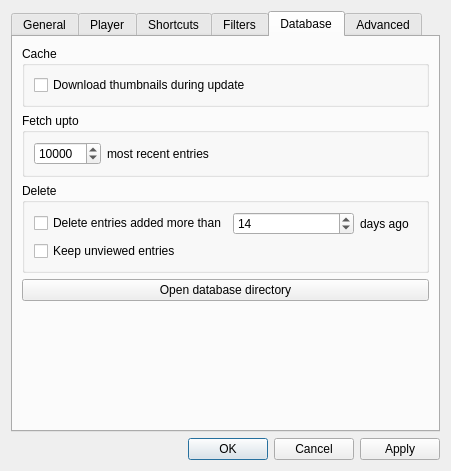
Qt form rss_tube/gui/designs/widget_settings.ui (seird/rsstube) before a commit.
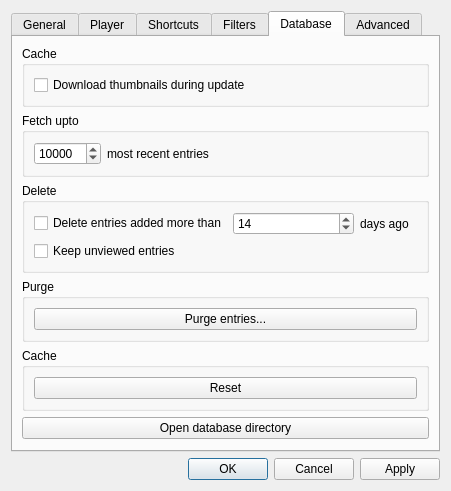
The same form after that commit. The open tabs and pages were chosen to show the change.

The edit to the form file:
```diff
--- a/rss_tube/gui/designs/widget_settings.ui
+++ b/rss_tube/gui/designs/widget_settings.ui
@@ -7,7 +7,7 @@
     <x>0</x>
     <y>0</y>
     <width>451</width>
-    <height>424</height>
+    <height>442</height>
    </rect>
   </property>
   <property name="windowTitle">
@@ -486,7 +486,7 @@
         </widget>
        </item>
        <item>
-        <widget class="QGroupBox" name="groupBox_9">
+        <widget class="QGroupBox" name="groupbox_delete_entries">
          <property name="title">
           <string>Delete</string>
          </property>
@@ -543,6 +543,38 @@
          </layout>
         </widget>
        </item>
+       <item>
+        <widget class="QGroupBox" name="groupBox_2">
+         <property name="title">
+          <string>Purge</string>
+         </property>
+         <layout class="QGridLayout" name="gridLayout_8">
+          <item row="0" column="0">
+           <widget class="QPushButton" name="pb_purge_entries">
+            <property name="text">
+             <string>Purge entries...</string>
+            </property>
+           </widget>
+          </item>
+         </layout>
+        </widget>
+       </item>
+       <item>
+        <widget class="QGroupBox" name="groupBox_9">
+         <property name="title">
+          <string>Cache</string>
+         </property>
+         <layout class="QGridLayout" name="gridLayout_7">
+          <item row="0" column="0">
+           <widget class="QPushButton" name="pb_reset_cache">
+            <property name="text">
+             <string>Reset</string>
+            </property>
+           </widget>
+          </item>
+         </layout>
+        </widget>
+       </item>
        <item>
         <widget class="QPushButton" name="pb_open_database">
          <property name="text">
@@ -646,22 +678,6 @@
          </layout>
         </widget>
        </item>
-       <item>
-        <widget class="QGroupBox" name="groupBox_2">
-         <property name="title">
-          <string>Cache</string>
-         </property>
-         <layout class="QFormLayout" name="formLayout_2">
-          <item row="0" column="0" colspan="2">
-           <widget class="QPushButton" name="pb_reset_cache">
-            <property name="text">
-             <string>Reset</string>
-            </property>
-           </widget>
-          </item>
-         </layout>
-        </widget>
-       </item>
        <item>
         <widget class="QGroupBox" name="groupBox_proxy">
          <property name="title">
```
